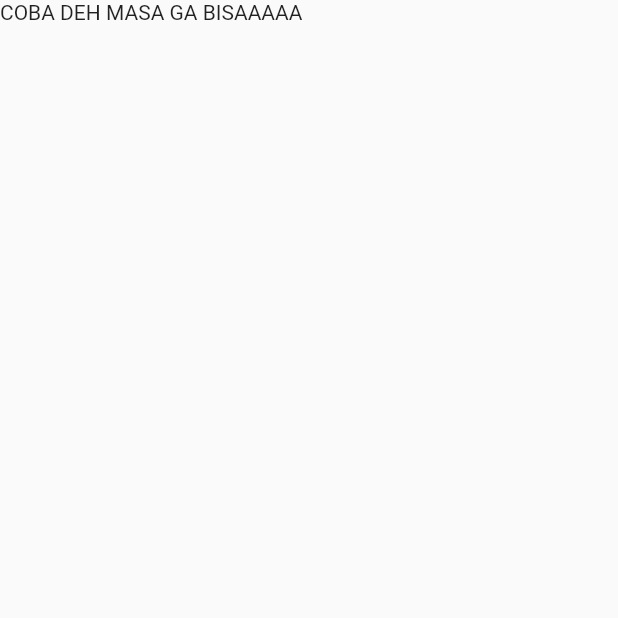
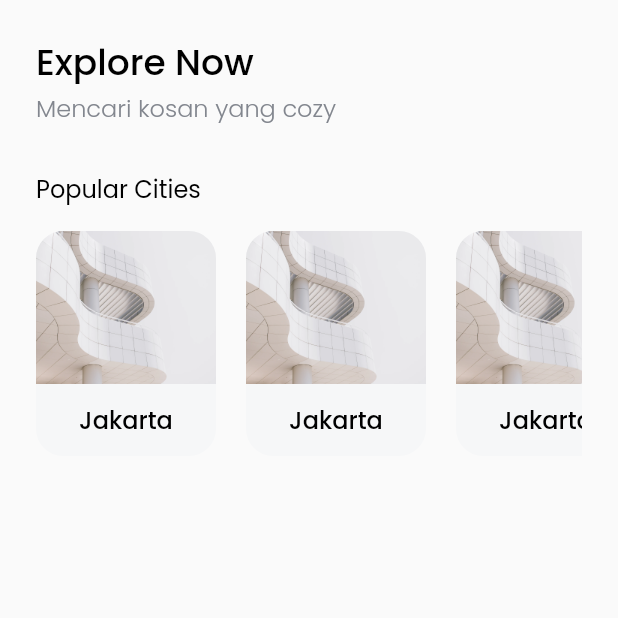
Before and after one commit to cahyo47wibowo/kosan_flutter_firebase, a Flutter app: the HomeScreen screen opened directly, on a phone screen of 412 x 824 dp, the top half of it. Run offline on Flutter 3.47's test engine with Material 2 defaults, Android fonts, the phone set to English and light mode, and no system bars; our stand-ins replace google_fonts.

Commit message:
Add HomeScreen

```diff
--- a/lib/screens/home_screen.dart
+++ b/lib/screens/home_screen.dart
@@ -1,14 +1,44 @@
 import 'package:flutter/material.dart';
+import 'package:kosan_flutter_firebase/theme.dart';
+import 'package:kosan_flutter_firebase/widgets/city_card.dart';
 
 class HomeScreen extends StatelessWidget {
 
   @override
   Widget build(BuildContext context) {
     return Scaffold(
-      body: Column(
-        children: <Widget> [
-          Text("COBA DEH MASA GA BISAAAAA")
-        ],
+      body: SafeArea(
+        child: Padding(
+          padding: EdgeInsets.symmetric(
+            vertical:edge,
+            horizontal: edge
+          ),
+          child: ListView(
+            children: <Widget> [
+              Text("Explore Now", style: blackTextStyle.copyWith(fontSize: 24)),
+              Text("Mencari kosan yang cozy", style: greyTextStyle.copyWith(fontSize:16)),
+              SizedBox(height: 30),
+              Text("Popular Cities", style: regularTextStyle.copyWith(fontSize:16)),
+              SizedBox(height: 16),
+              Container(
+                height: 150,
+                width: 120,
+                child: ListView(
+                  scrollDirection: Axis.horizontal,
+                  children: [
+                    CityCard(),
+                    SizedBox(width: 20),
+                    CityCard(),
+                    SizedBox(width: 20),
+                    CityCard(),
+                    SizedBox(width: 20),
+                    CityCard(),
+                  ],
+                ),
+              )
+            ],
+          ),
+        ),
       ),
     );
   }
--- a/lib/screens/splash_screen.dart
+++ b/lib/screens/splash_screen.dart
@@ -1,4 +1,5 @@
 import 'package:flutter/material.dart';
+import 'package:kosan_flutter_firebase/screens/home_screen.dart';
 import 'package:kosan_flutter_firebase/theme.dart';
 
 class SplashScreen extends StatelessWidget {
@@ -32,14 +33,17 @@ class SplashScreen extends StatelessWidget {
                     Text("Find Cozy House\nto Stay and Happy",
                         style: blackTextStyle.copyWith(fontSize: 24)),
                     const SizedBox(height: 10),
-                Text("Stop membuang banyak waktu\npada tempat yang tidak habitable",
+                    Text(
+                        "Stop membuang banyak waktu\npada tempat yang tidak habitable",
                         style: greyTextStyle),
                     const SizedBox(height: 40),
                     Container(
                       width: 210,
                       height: 50,
                       child: RaisedButton(
-                    onPressed: () {},
+                        onPressed: () {
+                          Navigator.pushReplacement(context, MaterialPageRoute(builder: (BuildContext context) => HomeScreen()));
+                        },
                         shape: RoundedRectangleBorder(
                             borderRadius: BorderRadius.circular(17)),
                         color: purpleColor,
--- a/lib/theme.dart
+++ b/lib/theme.dart
@@ -7,6 +7,8 @@ Color orangeColor = Color(0xFFFF9376);
 Color blackColor = Colors.black;
 Color whiteColor = Color(0xFFFFFFFF);
 Color greyColor = Color(0xFF82868E);
+
+double edge = 24;
 
 TextStyle blackTextStyle = GoogleFonts.poppins(
   fontWeight: FontWeight.w500,
@@ -25,3 +27,7 @@ TextStyle whiteTextStyle = GoogleFonts.poppins(
   fontWeight: FontWeight.w500,
   color: whiteColor,
 );
+TextStyle regularTextStyle = GoogleFonts.poppins(
+  fontWeight: FontWeight.w400,
+  color: blackColor,
+);
--- /dev/null
+++ b/lib/widgets/city_card.dart
@@ -0,0 +1,30 @@
+import 'package:flutter/material.dart';
+import 'package:kosan_flutter_firebase/theme.dart';
+
+class CityCard extends StatelessWidget {
+
+  @override
+  Widget build(BuildContext context) {
+    return ClipRRect(
+      borderRadius: BorderRadius.circular(18),
+      child: Container(
+        height: 150,
+        width: 120,
+        decoration: BoxDecoration(
+          color:Color(0xFFF6F7F8),
+        ),
+        child: Column(
+          children: [
+            Image.asset("assets/city1.png",
+            height:102,
+            width: 120,
+            fit: BoxFit.cover,
+            ),
+            SizedBox(height: 12),
+            Text("Jakarta", style: blackTextStyle.copyWith(fontSize:16)),
+          ],
+        ),
+      ),
+    );
+  }
+}
```
Also changed, not shown: lib/models/city.dart (added). Lines whose indentation alone changed are shown as unchanged.
